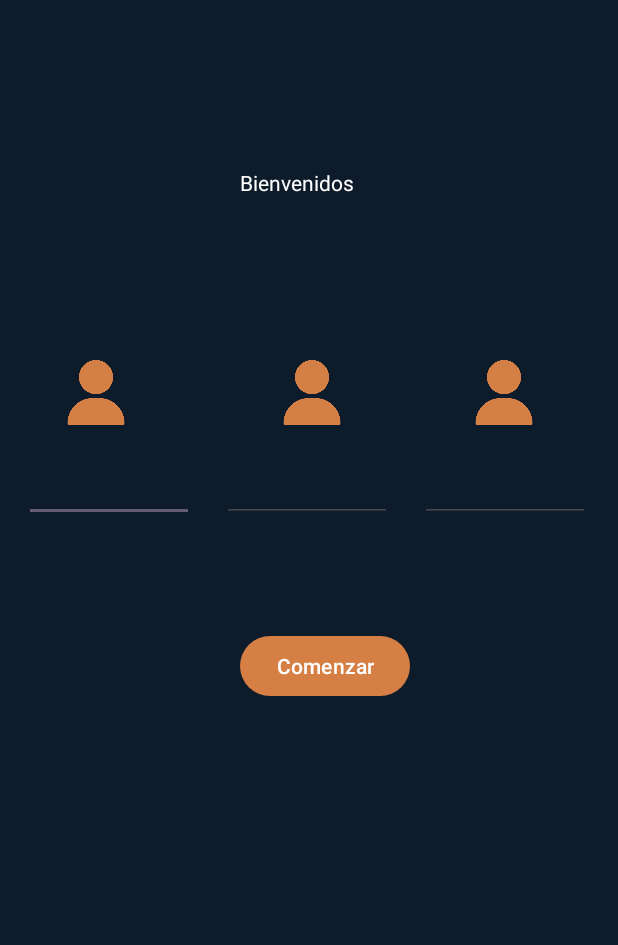
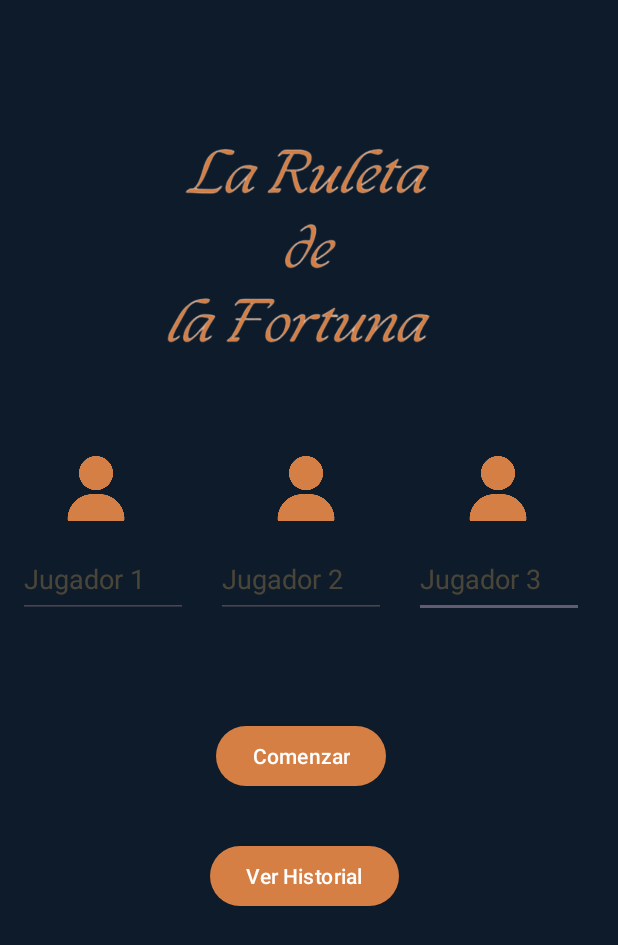
Before and after one commit to danielrob1/RuletaDeLaFortuna, an Android app: the screen it shows after launch (Inicio), on a phone screen of 412 x 824 dp. Shown: the top 945 px of the screen. Run offline under Robolectric (Android 15) with nearby library versions, the phone set to English and light mode, and no system bars.

Commit message:
mejoras en la base de datos, añadido logo al inicio e historial

```diff
--- a/app/build.gradle.kts
+++ b/app/build.gradle.kts
@@ -1,7 +1,8 @@
 plugins {
     alias(libs.plugins.android.application)
     alias(libs.plugins.kotlin.android)
-    id("kotlin-kapt")
+    id("com.google.devtools.ksp") version "1.9.0-1.0.13"
+
 }
 
 android {
@@ -39,7 +40,7 @@ android {
 dependencies {
     implementation("androidx.appcompat:appcompat:1.7.0")
     implementation("androidx.room:room-runtime:2.6.0")
-    kapt("androidx.room:room-compiler:2.6.0")
+    ksp("androidx.room:room-compiler:2.6.0")
     implementation("androidx.lifecycle:lifecycle-viewmodel:2.8.7")
     implementation("androidx.lifecycle:lifecycle-livedata:2.8.7")
     implementation("androidx.lifecycle:lifecycle-common-java8:2.8.7")
--- a/app/src/main/java/com/example/pruebaruleta/Inicio.kt
+++ b/app/src/main/java/com/example/pruebaruleta/Inicio.kt
@@ -19,15 +19,20 @@ class Inicio : AppCompatActivity() {
     private lateinit var editTextJ1: EditText
     private lateinit var editTextJ2: EditText
     private lateinit var editTextJ3: EditText
+    private lateinit var botonHistorial: Button
 
     override fun onCreate(savedInstanceState: Bundle?) {
         super.onCreate(savedInstanceState)
         setContentView(R.layout.activity_inicio)
-
         botonEntrar = findViewById(R.id.buttonEntrar)
         editTextJ1 = findViewById(R.id.editTextJ1)
         editTextJ2 = findViewById(R.id.editTextJ2)
         editTextJ3 = findViewById(R.id.editTextJ3)
+        botonHistorial = findViewById(R.id.buttonHistorial)
+        botonHistorial.setOnClickListener {
+            val intent = Intent(this, VerHistorial::class.java)
+            startActivity(intent)
+        }
 
         botonEntrar.setOnClickListener {
             lifecycleScope.launch {
--- a/app/src/main/java/com/example/pruebaruleta/VerHistorial.kt
+++ b/app/src/main/java/com/example/pruebaruleta/VerHistorial.kt
@@ -22,7 +22,7 @@ class VerHistorial : AppCompatActivity() {
         super.onCreate(savedInstanceState)
         setContentView(R.layout.activity_ver_historial)
         listView = findViewById(R.id.listView)
-        adapter = ArrayAdapter(this, android.R.layout.simple_list_item_1, historial)
+        adapter = ArrayAdapter(this, R.layout.item_historial, R.id.tvHistorial, historial)
         listView.adapter = adapter
 
         // Recuperar los datos de la base de datos
--- a/app/src/main/res/layout/activity_inicio.xml
+++ b/app/src/main/res/layout/activity_inicio.xml
@@ -6,75 +6,68 @@
     android:layout_height="match_parent"
     android:background="#0D1B2A">
 
+    <Button
+        android:id="@+id/buttonHistorial"
+        android:layout_width="wrap_content"
+        android:layout_height="wrap_content"
+        android:layout_marginStart="140dp"
+        android:layout_marginTop="560dp"
+        android:text="Ver Historial"
+        app:layout_constraintStart_toStartOf="parent"
+        app:layout_constraintTop_toTopOf="parent" />
+
+    <ImageView
+        android:id="@+id/imageView3"
+        android:layout_width="96dp"
+        android:layout_height="43dp"
+        android:layout_marginStart="156dp"
+        android:layout_marginTop="304dp"
+        app:layout_constraintStart_toStartOf="parent"
+        app:layout_constraintTop_toTopOf="parent"
+        app:srcCompat="@drawable/jugadorbeige" />
+
+    <EditText
+        android:id="@+id/editTextJ3"
+        android:layout_width="113dp"
+        android:layout_height="52dp"
+        android:layout_marginStart="276dp"
+        android:layout_marginTop="360dp"
+        android:ems="10"
+        android:hint="Jugador 3"
+        android:inputType="text"
+        android:textColorHint="#40FFC266"
+        app:layout_constraintStart_toStartOf="parent"
+        app:layout_constraintTop_toTopOf="parent" />
+
+    <ImageView
+        android:id="@+id/imageView2"
+        android:layout_width="96dp"
+        android:layout_height="43dp"
+        android:layout_marginStart="284dp"
+        android:layout_marginTop="304dp"
+        app:layout_constraintStart_toStartOf="parent"
+        app:layout_constraintTop_toTopOf="parent"
+        app:srcCompat="@drawable/jugadorbeige" />
+
     <ImageView
         android:id="@+id/imageView4"
         android:layout_width="96dp"
         android:layout_height="43dp"
         android:layout_marginStart="16dp"
-        android:layout_marginTop="240dp"
-        app:layout_constraintStart_toStartOf="parent"
-        app:layout_constraintTop_toTopOf="parent"
-        app:srcCompat="@drawable/jugadorbeige" />
-
-    <ImageView
-        android:id="@+id/imageView2"
-        android:layout_width="96dp"
-        android:layout_height="43dp"
-        android:layout_marginStart="288dp"
-        android:layout_marginTop="240dp"
-        app:layout_constraintStart_toStartOf="parent"
-        app:layout_constraintTop_toTopOf="parent"
-        app:srcCompat="@drawable/jugadorbeige" />
-
-    <ImageView
-        android:id="@+id/imageView3"
-        android:layout_width="96dp"
-        android:layout_height="43dp"
-        android:layout_marginStart="160dp"
-        android:layout_marginTop="240dp"
+        android:layout_marginTop="304dp"
         app:layout_constraintStart_toStartOf="parent"
         app:layout_constraintTop_toTopOf="parent"
         app:srcCompat="@drawable/jugadorbeige" />
 
     <EditText
-        android:id="@+id/editTextJ1"
-        android:layout_width="113dp"
-        android:layout_height="52dp"
-        android:layout_marginStart="16dp"
-        android:layout_marginTop="296dp"
-        android:ems="10"
-        android:inputType="text"
-        app:layout_constraintStart_toStartOf="parent"
-        app:layout_constraintTop_toTopOf="parent" />
-
-    <EditText
-        android:id="@+id/editTextJ3"
-        android:layout_width="113dp"
-        android:layout_height="52dp"
-        android:layout_marginStart="280dp"
-        android:layout_marginTop="296dp"
-        android:ems="10"
-        android:inputType="text"
-        app:layout_constraintStart_toStartOf="parent"
-        app:layout_constraintTop_toTopOf="parent" />
-
-    <TextView
-        android:id="@+id/textView"
-        android:layout_width="98dp"
-        android:layout_height="40dp"
-        android:layout_marginStart="160dp"
-        android:layout_marginTop="112dp"
-        android:text="Bienvenidos"
-        app:layout_constraintStart_toStartOf="parent"
-        app:layout_constraintTop_toTopOf="parent" />
-
-    <EditText
         android:id="@+id/editTextJ2"
         android:layout_width="113dp"
         android:layout_height="52dp"
-        android:layout_marginStart="148dp"
-        android:layout_marginTop="296dp"
+        android:layout_marginStart="144dp"
+        android:layout_marginTop="360dp"
         android:ems="10"
+        android:hint="Jugador 2"
+        android:textColorHint="#40FFC266"
         android:inputType="text"
         app:layout_constraintStart_toStartOf="parent"
         app:layout_constraintTop_toTopOf="parent" />
@@ -83,11 +76,33 @@
         android:id="@+id/buttonEntrar"
         android:layout_width="wrap_content"
         android:layout_height="wrap_content"
-        android:layout_marginStart="160dp"
-        android:layout_marginTop="420dp"
+        android:layout_marginStart="144dp"
+        android:layout_marginTop="480dp"
         android:text="Comenzar"
         app:layout_constraintStart_toStartOf="parent"
         app:layout_constraintTop_toTopOf="parent" />
 
+    <EditText
+        android:id="@+id/editTextJ1"
+        android:layout_width="113dp"
+        android:layout_height="52dp"
+        android:layout_marginStart="12dp"
+        android:layout_marginTop="360dp"
+        android:ems="10"
+        android:textColorHint="#40FFC266"
+        android:hint="Jugador 1"
+        android:inputType="text"
+        app:layout_constraintStart_toStartOf="parent"
+        app:layout_constraintTop_toTopOf="parent" />
+
+    <ImageView
+        android:id="@+id/imageView5"
+        android:layout_width="257dp"
+        android:layout_height="338dp"
+        android:layout_marginStart="77dp"
+        app:layout_constraintStart_toStartOf="parent"
+        app:layout_constraintTop_toTopOf="parent"
+        app:srcCompat="@drawable/logo" />
+
 
 </androidx.constraintlayout.widget.ConstraintLayout>
--- a/app/src/main/res/layout/activity_panelfinal.xml
+++ b/app/src/main/res/layout/activity_panelfinal.xml
@@ -15,10 +15,10 @@
         android:layout_height="23dp"
         android:layout_marginStart="144dp"
         android:layout_marginTop="24dp"
-        android:background="#FAE3C6"
+        android:background="#D67F45"
         android:gravity="center"
         android:text="TextView"
-        android:textColor="#D67F45"
+        android:textColor="@color/white"
         android:textStyle="bold"
         app:layout_constraintStart_toStartOf="parent"
         app:layout_constraintTop_toTopOf="parent" />
--- a/build.gradle.kts
+++ b/build.gradle.kts
@@ -2,4 +2,5 @@
 plugins {
     alias(libs.plugins.android.application) apply false
     alias(libs.plugins.kotlin.android) apply false
+    id("com.google.devtools.ksp") version "1.9.0-1.0.13" apply false
 }
```
Also changed, not shown: app/src/main/java/com/example/pruebaruleta/MainActivity.kt (+8 -3 lines), app/src/main/java/com/example/pruebaruleta/RuletaFinal.kt (+3 -11 lines), app/src/main/res/layout/activity_ver_historial.xml (+9 -0 lines), app/src/main/res/layout/item_historial.xml (added, +20 -0 lines), app/src/main/res/drawable/logo.png (added), app/src/main/res/drawable/q.png (added).
